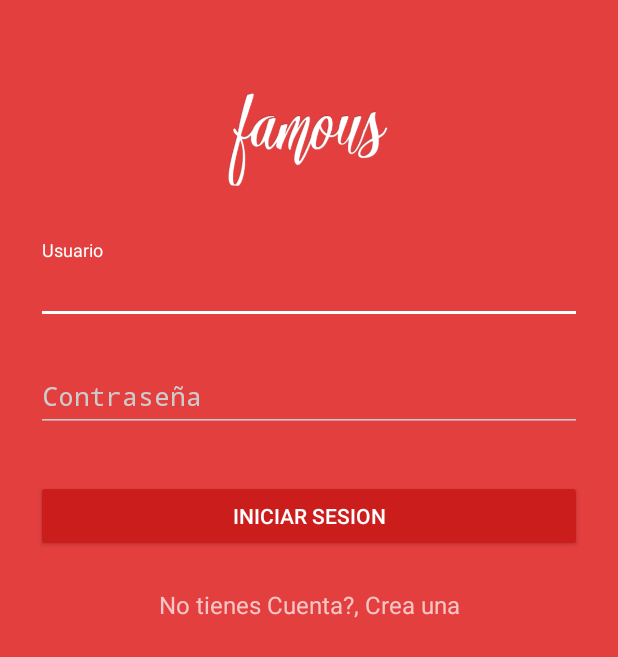
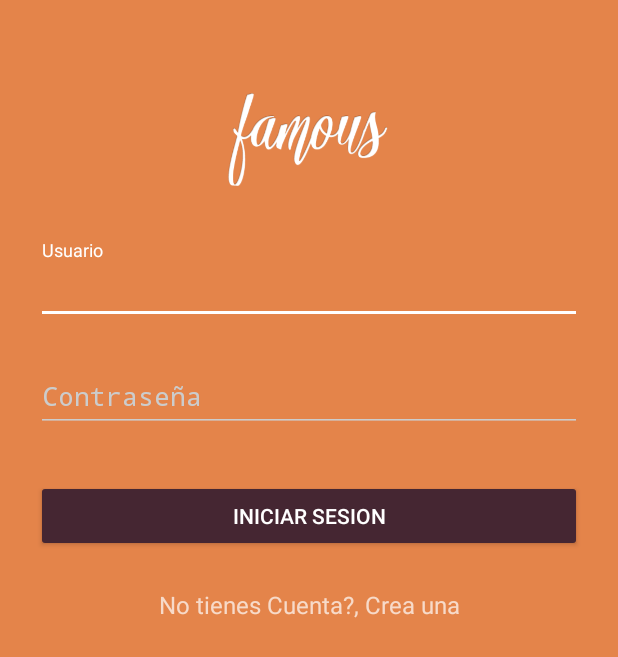
Before and after one commit to ccpinzon/AppWordGame, an Android app: the screen it shows after launch (LoginActivity), on a phone screen of 412 x 824 dp. Shown: the top 657 px of the screen. Run offline under Robolectric (Android 15) with nearby library versions, the phone set to English and light mode, and no system bars.

Commit message:
Change color orange

```diff
--- a/app/src/main/res/values/colors.xml
+++ b/app/src/main/res/values/colors.xml
@@ -1,9 +1,13 @@
 <?xml version="1.0" encoding="utf-8"?>
 <resources>
-    <color name="primary">#E43F3F</color>
-    <color name="primary_dark">#E12929</color>
-    <color name="primary_darker">#CC1D1D</color>
-    <color name="accent">#FFFFFF</color>
+    <!--<color name="primary">#008C9E</color>-->
+    <!--<color name="primary_dark">#005F6B</color>-->
+    <!--<color name="primary_darker">#343838</color>-->
+    <!--<color name="accent">#AFEF4F</color>-->
+    <color name="primary">#E4844A</color>
+    <color name="primary_dark">#91204D</color>
+    <color name="primary_darker">#452632</color>
+    <color name="accent">#AFEF4F</color>
 
     <color name="black">#000000</color>
     <color name="jet">#222222</color>
```
Also changed, not shown: app/src/main/java/edu/uptc/appwordgame/LoginActivity.java (+19 -1 lines).
